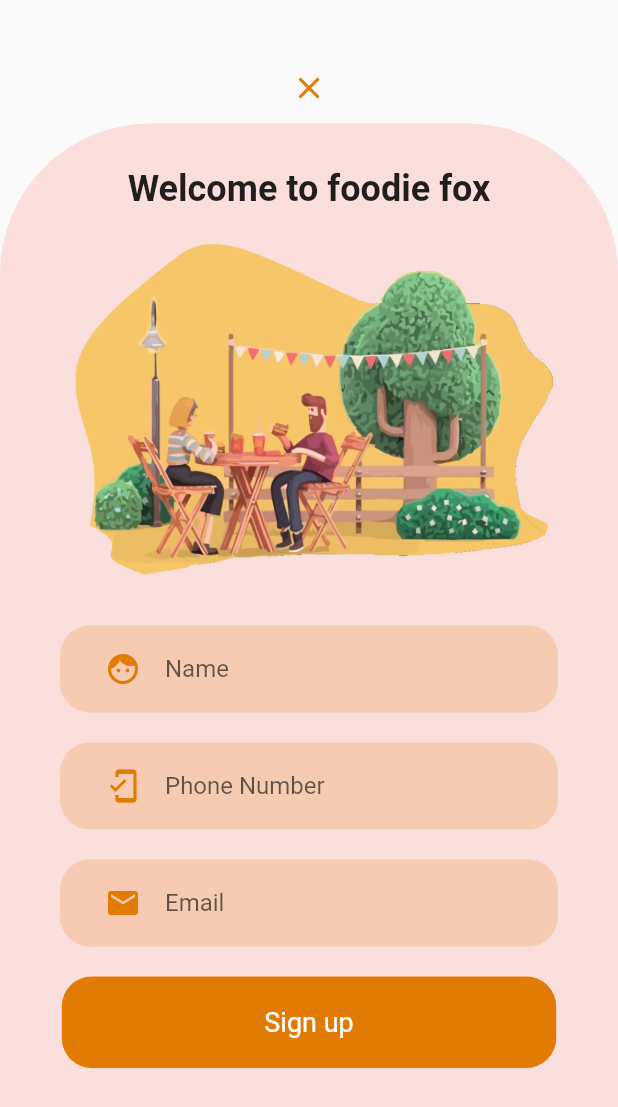
After one commit to talhaahmed884/FoodieFox, a Flutter app: the screen it shows after launch, after a tap on "Don't have an account? Sign up", on a phone screen of 412 x 824 dp. The commit adds this screen. Shown: the top 1107 px of the screen. Run offline on Flutter 3.47's test engine with Material 2 defaults, Android fonts, the light colour scheme and no system bars; our stand-ins replace flutter_keyboard_visibility, google_fonts.

Commit message:
My Side Complete ish

```diff
--- a/foodiefox/lib/Screens/login/login.dart
+++ b/foodiefox/lib/Screens/login/login.dart
@@ -1,13 +1,10 @@
-//import 'dart:html';
 import 'package:flutter/material.dart';
 import 'package:flutter/services.dart';
-import 'package:flutter_svg/flutter_svg.dart';
-import 'package:foodiefox/components/rounded_button.dart';
-import 'package:foodiefox/components/rounded_input.dart';
-import 'package:foodiefox/components/rounded_password__input.dart';
-import 'package:foodiefox/components/rounded_phone_input.dart';
+import 'package:foodiefox/components/cancel_button.dart';
+import 'package:foodiefox/components/login_form.dart';
+import 'package:foodiefox/components/register_form.dart';
+import 'package:flutter_keyboard_visibility/flutter_keyboard_visibility.dart';
 import '../../constants.dart';
-import 'image_banner.dart';
 
 class LoginScreen extends StatefulWidget {
   @override
@@ -25,6 +22,12 @@ class _LoginScreenState extends State<LoginScreen>
   void initState() {
     super.initState();
     SystemChrome.setEnabledSystemUIOverlays([]);
+
+    KeyboardVisibilityBuilder(builder: (context, visible) {
+      if (!visible) {
+        SystemChrome.setEnabledSystemUIOverlays([]);
+      }
+    });
 
     animationController =
         AnimationController(vsync: this, duration: animationDuration);
@@ -58,74 +61,33 @@ class _LoginScreenState extends State<LoginScreen>
 
     return GestureDetector(
       onTap: () {
-        FocusScopeNode currentFocus = FocusScope.of(context);
-
-        if (!currentFocus.hasPrimaryFocus) {
-          currentFocus.unfocus();
-        }
+        FocusScope.of(context).unfocus();
+        SystemChrome.setEnabledSystemUIOverlays([]);
       },
       child: Scaffold(
         body: Stack(
           children: [
             // Cancel Button
-            Visibility(
-              visible: !isLogin,
-              child: Align(
-                alignment: Alignment.topCenter,
-                child: Container(
-                  width: size.width,
-                  height: size.height * 0.1,
-                  alignment: Alignment.bottomCenter,
-                  child: IconButton(
-                    icon: Icon(Icons.close),
-                    onPressed: () {
+            CancelButton(
+              isLogin: isLogin,
+              animationDuration: animationDuration,
+              size: size,
+              animationController: animationController,
+              tapEvent: isLogin //returning null to disable button
+                  ? null
+                  : () {
                       animationController.reverse();
                       setState(() {
                         isLogin = !isLogin;
                       });
                     },
-                    color: kPrimaryColor,
-                  ),
-                ),
-              ),
             ),
             //LOGIN FORM
-            AnimatedOpacity(
-              opacity: isLogin ? 1.0 : 0.0,
-              duration: animationDuration * 4,
-              child: Align(
-                alignment: Alignment.center,
-                child: SingleChildScrollView(
-                  child: Container(
-                    width: size.width,
-                    height: defaultLoginSize,
-                    child: Column(
-                      crossAxisAlignment: CrossAxisAlignment.center,
-                      mainAxisAlignment: MainAxisAlignment.center,
-                      children: [
-                        Text(
-                          'Foodie Fox',
-                          style: TextStyle(
-                              fontWeight: FontWeight.bold, fontSize: 26),
-                        ),
-                        SizedBox(height: 40),
-                        //ImageBanner('assets/images/Orix_LoginPlaceholder.png'),
-                        //decoration: BoxDecoration(color: Colors.white),
-                        Image.asset('assets/images/hangout_yellow_vector.png'),
-                        SizedBox(height: 40),
-
-                        RoundedPhoneInput(
-                          icon: Icons.mobile_friendly,
-                          hint: 'Phone Number',
-                        ),
-                        SizedBox(height: 10),
-                        RoundedButton(title: 'Continue')
-                      ],
-                    ),
-                  ),
-                ),
-              ),
-            ),
+            LoginForm(
+                isLogin: isLogin,
+                animationDuration: animationDuration,
+                size: size,
+                defaultLoginSize: defaultLoginSize),
 
             // REGISTER CONTAINER
             AnimatedBuilder(
@@ -142,51 +104,12 @@ class _LoginScreenState extends State<LoginScreen>
               },
             ),
 
-            AnimatedOpacity(
-              opacity: isLogin ? 0.0 : 1.0,
-              duration: animationDuration * 5,
-              child: Visibility(
-                visible: !isLogin,
-                child: Align(
-                  alignment: Alignment.center,
-                  child: SingleChildScrollView(
-                    child: Container(
-                      width: size.width,
-                      height: defaultLoginSize,
-                      child: Column(
-                        crossAxisAlignment: CrossAxisAlignment.center,
-                        mainAxisAlignment: MainAxisAlignment.center,
-                        children: [
-                          Text(
-                            'Welcome to foodie fox',
-                            style: TextStyle(
-                                fontWeight: FontWeight.bold, fontSize: 24),
-                          ),
-                          SizedBox(height: 20),
-                          Image.asset(
-                              'assets/images/hangout_yellow_vector.png'),
-                          SizedBox(height: 20),
-                          RoundedInput(
-                            icon: Icons.face_rounded,
-                            hint: 'Name',
-                          ),
-                          RoundedPhoneInput(
-                            icon: Icons.mobile_friendly,
-                            hint: 'Phone Number',
-                          ),
-                          RoundedInput(
-                            icon: Icons.email,
-                            hint: 'Email',
-                          ),
-                          SizedBox(height: 10),
-                          RoundedButton(title: 'Sign up')
-                        ],
-                      ),
-                    ),
-                  ),
-                ),
-              ),
-            ),
+            //Register Form
+            RegisterForm(
+                isLogin: isLogin,
+                animationDuration: animationDuration,
+                size: size,
+                defaultLoginSize: defaultLoginSize),
           ],
         ),
       ),
@@ -207,7 +130,9 @@ class _LoginScreenState extends State<LoginScreen>
             color: kBackgroundColor),
         alignment: Alignment.center,
         child: GestureDetector(
-          onTap: () {
+          onTap: !isLogin
+              ? null
+              : () {
                   animationController.forward();
                   setState(() {
                     isLogin = !isLogin;
--- /dev/null
+++ b/foodiefox/lib/components/cancel_button.dart
@@ -0,0 +1,40 @@
+import 'package:flutter/material.dart';
+import 'package:foodiefox/constants.dart';
+
+class CancelButton extends StatelessWidget {
+  const CancelButton(
+      {Key key,
+      @required this.isLogin,
+      @required this.animationDuration,
+      @required this.size,
+      @required this.animationController,
+      @required this.tapEvent})
+      : super(key: key);
+
+  final bool isLogin;
+  final Duration animationDuration;
+  final Size size;
+  final AnimationController animationController;
+  final GestureTapCallback tapEvent;
+
+  @override
+  Widget build(BuildContext context) {
+    return AnimatedOpacity(
+      opacity: isLogin ? 0.0 : 1.0,
+      duration: animationDuration,
+      child: Align(
+        alignment: Alignment.topCenter,
+        child: Container(
+          width: size.width,
+          height: size.height * 0.1,
+          alignment: Alignment.bottomCenter,
+          child: IconButton(
+            icon: Icon(Icons.close),
+            onPressed: tapEvent,
+            color: kPrimaryColor,
+          ),
+        ),
+      ),
+    );
+  }
+}
--- /dev/null
+++ b/foodiefox/lib/components/login_form.dart
@@ -0,0 +1,57 @@
+import 'package:flutter/material.dart';
+import 'package:foodiefox/components/rounded_button.dart';
+import 'package:foodiefox/components/rounded_phone_input.dart';
+
+class LoginForm extends StatelessWidget {
+  const LoginForm({
+    Key key,
+    @required this.isLogin,
+    @required this.animationDuration,
+    @required this.size,
+    @required this.defaultLoginSize,
+  }) : super(key: key);
+
+  final bool isLogin;
+  final Duration animationDuration;
+  final Size size;
+  final double defaultLoginSize;
+
+  @override
+  Widget build(BuildContext context) {
+    return AnimatedOpacity(
+      opacity: isLogin ? 1.0 : 0.0,
+      duration: animationDuration * 4,
+      child: Align(
+        alignment: Alignment.center,
+        child: SingleChildScrollView(
+          child: Container(
+            width: size.width,
+            height: defaultLoginSize,
+            child: Column(
+              crossAxisAlignment: CrossAxisAlignment.center,
+              mainAxisAlignment: MainAxisAlignment.center,
+              children: [
+                Text(
+                  'Foodie Fox',
+                  style: TextStyle(fontWeight: FontWeight.bold, fontSize: 26),
+                ),
+                SizedBox(height: 40),
+                //ImageBanner('assets/images/Orix_LoginPlaceholder.png'),
+                //decoration: BoxDecoration(color: Colors.white),
+                Image.asset('assets/images/hangout_yellow_vector.png'),
+                SizedBox(height: 40),
+
+                RoundedPhoneInput(
+                  icon: Icons.mobile_friendly,
+                  hint: 'Phone Number',
+                ),
+                SizedBox(height: 10),
+                RoundedButton(title: 'Continue')
+              ],
+            ),
+          ),
+        ),
+      ),
+    );
+  }
+}
--- /dev/null
+++ b/foodiefox/lib/components/register_form.dart
@@ -0,0 +1,66 @@
+import 'package:flutter/material.dart';
+import 'package:foodiefox/components/rounded_button.dart';
+import 'package:foodiefox/components/rounded_input.dart';
+import 'package:foodiefox/components/rounded_phone_input.dart';
+
+class RegisterForm extends StatelessWidget {
+  const RegisterForm({
+    Key key,
+    @required this.isLogin,
+    @required this.animationDuration,
+    @required this.size,
+    @required this.defaultLoginSize,
+  }) : super(key: key);
+
+  final bool isLogin;
+  final Duration animationDuration;
+  final Size size;
+  final double defaultLoginSize;
+
+  @override
+  Widget build(BuildContext context) {
+    return AnimatedOpacity(
+      opacity: isLogin ? 0.0 : 1.0,
+      duration: animationDuration * 5,
+      child: Visibility(
+        visible: !isLogin,
+        child: Align(
+          alignment: Alignment.center,
+          child: SingleChildScrollView(
+            child: Container(
+              width: size.width,
+              height: defaultLoginSize,
+              child: Column(
+                crossAxisAlignment: CrossAxisAlignment.center,
+                mainAxisAlignment: MainAxisAlignment.center,
+                children: [
+                  Text(
+                    'Welcome to foodie fox',
+                    style: TextStyle(fontWeight: FontWeight.bold, fontSize: 24),
+                  ),
+                  SizedBox(height: 20),
+                  Image.asset('assets/images/hangout_yellow_vector.png'),
+                  SizedBox(height: 20),
+                  RoundedInput(
+                    icon: Icons.face_rounded,
+                    hint: 'Name',
+                  ),
+                  RoundedPhoneInput(
+                    icon: Icons.mobile_friendly,
+                    hint: 'Phone Number',
+                  ),
+                  RoundedInput(
+                    icon: Icons.email,
+                    hint: 'Email',
+                  ),
+                  SizedBox(height: 10),
+                  RoundedButton(title: 'Sign up')
+                ],
+              ),
+            ),
+          ),
+        ),
+      ),
+    );
+  }
+}
--- a/foodiefox/pubspec.yaml
+++ b/foodiefox/pubspec.yaml
@@ -30,6 +30,7 @@ dependencies:
   cupertino_icons: ^1.0.2
   google_fonts: ^1.1.0
   flutter_svg: ^0.19.3
+  flutter_keyboard_visibility: ^5.0.0
 
 dev_dependencies:
   flutter_test:
```
Also changed, not shown: foodiefox/lib/components/rounded_phone_input.dart (+8 -0 lines), foodiefox/pubspec.lock. Lines whose indentation alone changed are shown as unchanged.
